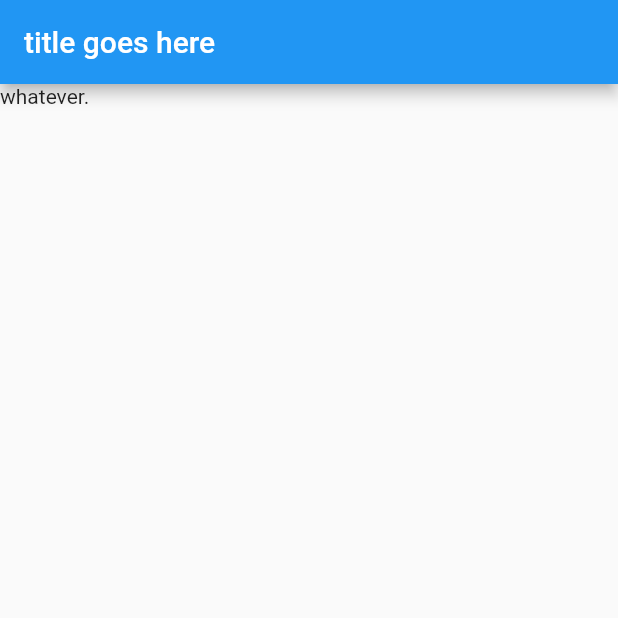
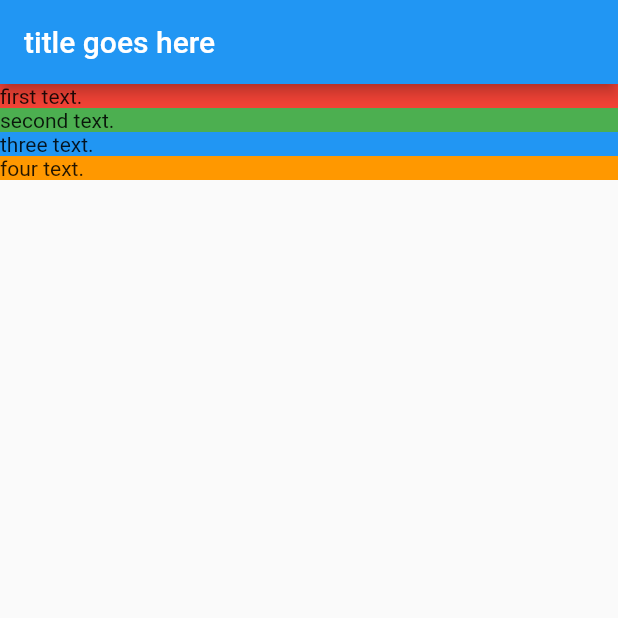
Before and after one commit to hassandaru/flutter_layout_fund, a Flutter app: the screen it shows after launch, on a phone screen of 412 x 824 dp, the top half of it. Run offline on Flutter 3.47's test engine with Material 2 defaults, Android fonts, the phone set to English and light mode, and no system bars.

Commit message:
added axis code for column cross and main

```diff
--- a/lib/main.dart
+++ b/lib/main.dart
@@ -12,10 +12,37 @@ class myApp extends StatelessWidget {
     return MaterialApp(
       home: Scaffold(
         appBar: AppBar(title: Text('title goes here')),
-        body: Container(
-          child: Text('whatever.')
-        )
+        body: Column(
+        mainAxisAlignment: MainAxisAlignment.start,
+        crossAxisAlignment: CrossAxisAlignment.stretch,
+        children: [
+          Container(
+              decoration: BoxDecoration(
+                color: Colors.red,
+              ),
+              child: Text('first text.')
+          ),
+          Container(
+              decoration: BoxDecoration(
+                color: Colors.green,
+              ),
+              child: Text('second text.')
+          ),
+          Container(
+              decoration: BoxDecoration(
+                color: Colors.blue,
+              ),
+              child: Text('three text.')
+          ),
+          Container(
+              decoration: BoxDecoration(
+                color: Colors.orange,
+              ),
+              child: Text('four text.')
+          ),
+
+        ],
       )
-    );
+      ));
   }
 }
```
